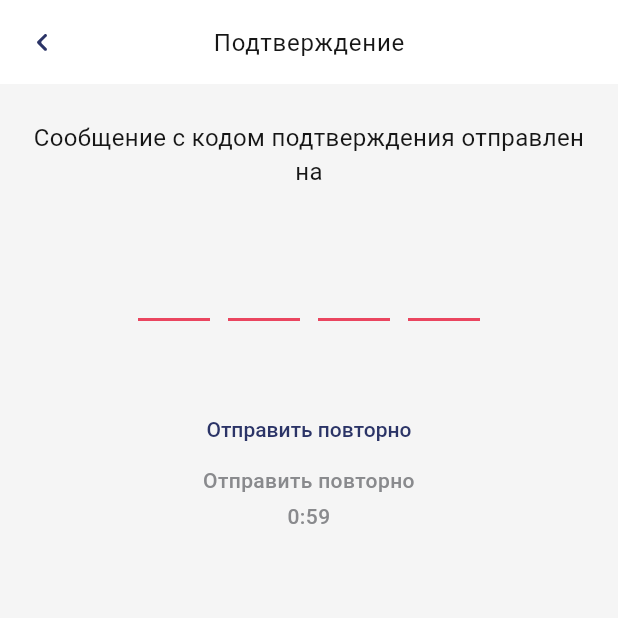
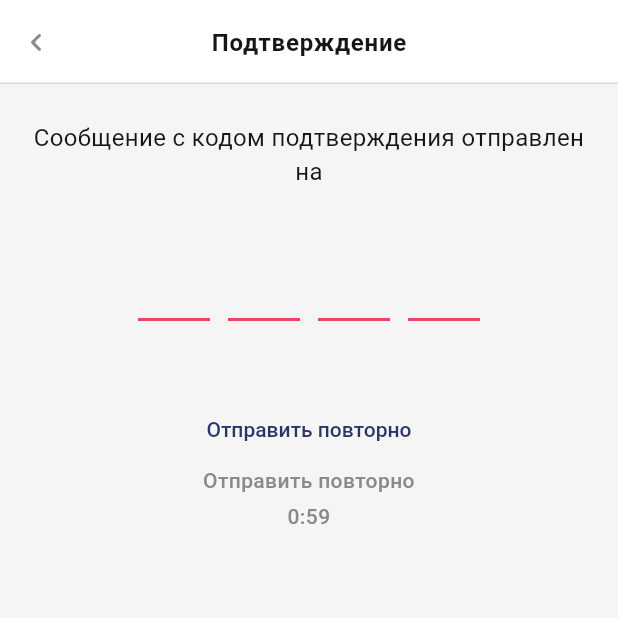
Before and after one commit to KairatKalmukhambetRaGroup/hiba-flutter, a Flutter app: the CodeVerificationPage screen opened directly, after a tap on "Telegram", on a phone screen of 412 x 824 dp, the top half of it. Run offline on Flutter 3.47's test engine with Material 3 defaults, Android fonts, the phone set to English and light mode, and no system bars; drawn by our look-alikes of pinput; our stand-ins replace carousel_slider, firebase_core, fluro, flutter_dotenv, flutter_secure_storage, flutter_svg and 3 more; accounts and stored records are empty; generated files the repository leaves out were written again; network calls fail.

Commit message:
(new): custom app bar for all pages

```diff
--- /dev/null
+++ b/lib/components/custom_app_bar.dart
@@ -0,0 +1,32 @@
+import 'package:flutter/material.dart';
+import 'package:flutter_svg/svg.dart';
+import 'package:hiba/values/app_colors.dart';
+import 'package:hiba/values/app_theme.dart';
+
+class CustomAppBar extends AppBar {
+  final String? titleText;
+  final BuildContext context;
+  CustomAppBar({super.key, this.titleText, required this.context})
+      : super(
+          automaticallyImplyLeading: true,
+          leadingWidth: 48,
+          leading: Navigator.of(context).canPop()
+              ? IconButton(
+                  onPressed: () {
+                    Navigator.of(context).pop();
+                  },
+                  icon: SvgPicture.asset('assets/svg/chevron-left-grey.svg'),
+                )
+              : null,
+          backgroundColor: AppColors.white,
+          title: titleText == null
+              ? null
+              : Text(
+                  titleText,
+                  style: AppTheme.headingBlack600_16,
+                ),
+          shape:
+              const Border(bottom: BorderSide(width: 1, color: AppColors.grey)),
+          centerTitle: true,
+        );
+}
--- a/lib/pages/code_verification_page.dart
+++ b/lib/pages/code_verification_page.dart
@@ -2,6 +2,7 @@ import 'dart:async';
 
 import 'package:flutter/material.dart';
 import 'package:flutter_svg/svg.dart';
+import 'package:hiba/components/custom_app_bar.dart';
 import 'package:hiba/values/app_colors.dart';
 import 'package:hiba/values/app_theme.dart';
 import 'package:pinput/pinput.dart';
@@ -131,19 +132,9 @@ class _CodeVerificationPageState extends State<CodeVerificationPage> {
     return Scaffold(
       backgroundColor: AppColors.bgLight,
       key: _scaffoldKey,
-      appBar: AppBar(
-        backgroundColor: AppColors.white,
-        leading: IconButton(
-          icon: SvgPicture.asset('assets/svg/chevron-left.svg'),
-          onPressed: () {
-            Navigator.pop(context);
-          },
-        ),
-        centerTitle: true,
-        title: const Text(
-          'Подтверждение',
-          style: AppTheme.headingBlack400_16,
-        ),
+      appBar: CustomAppBar(
+        context: context,
+        titleText: 'Подтверждение',
       ),
       body: Center(
         child: Padding(
--- a/lib/values/app_theme.dart
+++ b/lib/values/app_theme.dart
@@ -11,7 +11,7 @@ class AppTheme {
   static final ThemeData themeData = ThemeData(
     useMaterial3: true,
     colorSchemeSeed: AppColors.primaryColor,
-    scaffoldBackgroundColor: Colors.white,
+    scaffoldBackgroundColor: AppColors.bgLight,
     textTheme: const TextTheme(
       titleLarge: TextStyle(
         fontWeight: FontWeight.bold,
```
Also changed, not shown: lib/pages/basket_page.dart (+4 -12 lines), lib/pages/butchery/butchery_page.dart (+4 -9 lines), lib/pages/butchery/menu_item_page.dart (+4 -9 lines), lib/pages/butchery/search_page.dart (+4 -9 lines), lib/pages/contact_us_page.dart (+4 -9 lines), lib/pages/order_confirm_page.dart (+4 -8 lines), lib/pages/orders/order_page.dart (+4 -10 lines), lib/pages/orders/orders_page.dart (+4 -9 lines), lib/pages/profile/addresses_page.dart (+4 -9 lines), lib/pages/profile/new_address_page.dart (+4 -9 lines), lib/pages/profile/notification_page.dart (+4 -6 lines), lib/pages/profile/user_info_page.dart (+4 -9 lines), lib/pages/register_profile.dart (+4 -7 lines), lib/pages/support_chat_page.dart (+4 -9 lines), 2 more files.
